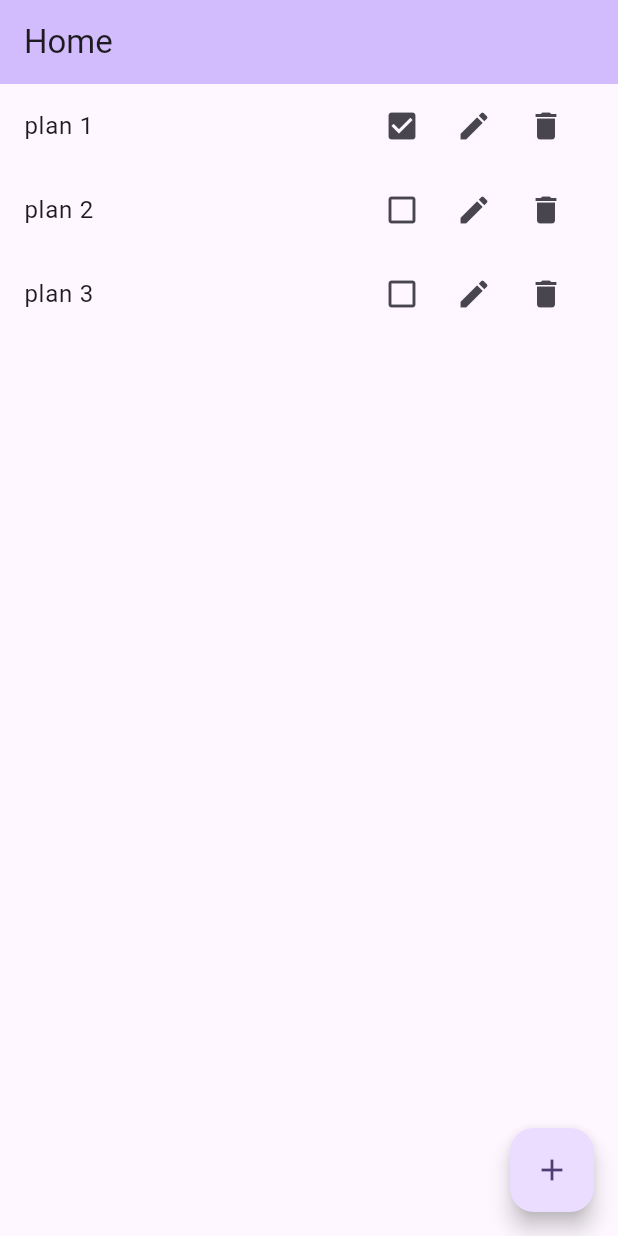
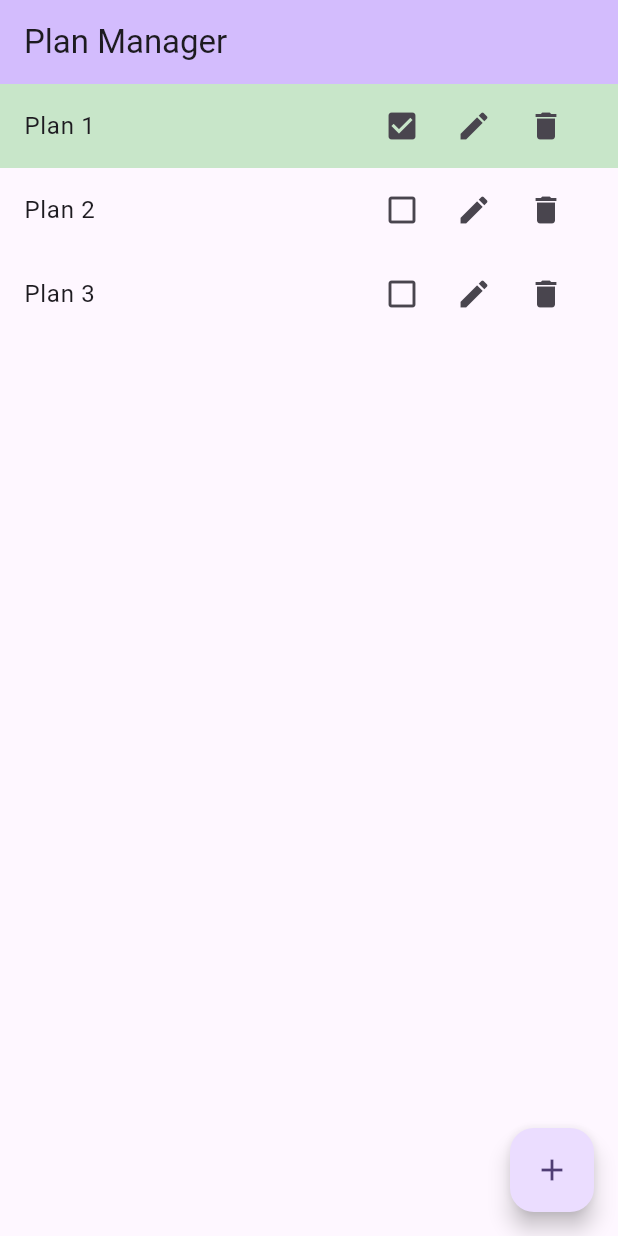
Before and after one commit to Ruhisawant/Travel-Planner-App, a Flutter app: the screen it shows after launch, after a tap on the "check box outline blank" icon, on a phone screen of 412 x 824 dp. Run offline on Flutter 3.47's test engine with Material 3 defaults, Android fonts, the phone set to English and light mode, and no system bars.

Commit message:
Display the Plan List

```diff
--- a/lib/main.dart
+++ b/lib/main.dart
@@ -10,11 +10,11 @@ class MyApp extends StatelessWidget {
   @override
   Widget build(BuildContext context) {
     return MaterialApp(
-      title: 'Travel Planner',
+      title: 'Plan Manager',
       theme: ThemeData(
         colorScheme: ColorScheme.fromSeed(seedColor: Colors.deepPurple),
       ),
-      home: const PlanManagerScreen(title: 'Home'),
+      home: const PlanManagerScreen(title: 'Plan Manager'),
     );
   }
 }
@@ -32,14 +32,15 @@ class PlanManagerScreen extends StatefulWidget {
   final String title;
 
   @override
-  State<PlanManagerScreen> createState() => MyHomePageState();
+  State<PlanManagerScreen> createState() => _PlanManagerScreenState();
 }
 
-class MyHomePageState extends State<PlanManagerScreen> {
+class _PlanManagerScreenState extends State<PlanManagerScreen> {
+  // List of plans with name and completion status
   final List<Plan> _plans = [
-    Plan(name: 'plan 1'),
-    Plan(name: 'plan 2'),
-    Plan(name: 'plan 3'),
+    Plan(name: 'Plan 1'),
+    Plan(name: 'Plan 2'),
+    Plan(name: 'Plan 3'),
   ];
 
   // Method to add a new plan
@@ -86,23 +87,27 @@ class MyHomePageState extends State<PlanManagerScreen> {
             trailing: Row(
               mainAxisSize: MainAxisSize.min,
               children: [
+                // Checkbox to toggle completion status
                 IconButton(
                   icon: Icon(plan.isCompleted ? Icons.check_box : Icons.check_box_outline_blank),
                   onPressed: () => _togglePlanCompletion(index),
                 ),
+                // Button to update the plan's name
                 IconButton(
                   icon: const Icon(Icons.edit),
                   onPressed: () {
-                    // Example: update plan name
                     _updatePlan(index, 'Updated Plan Name');
                   },
                 ),
+                // Button to delete the plan
                 IconButton(
                   icon: const Icon(Icons.delete),
                   onPressed: () => _removePlan(index),
                 ),
               ],
             ),
+            // Style for completed plan
+            tileColor: plan.isCompleted ? Colors.green[100] : null,
           );
         },
       ),
```
